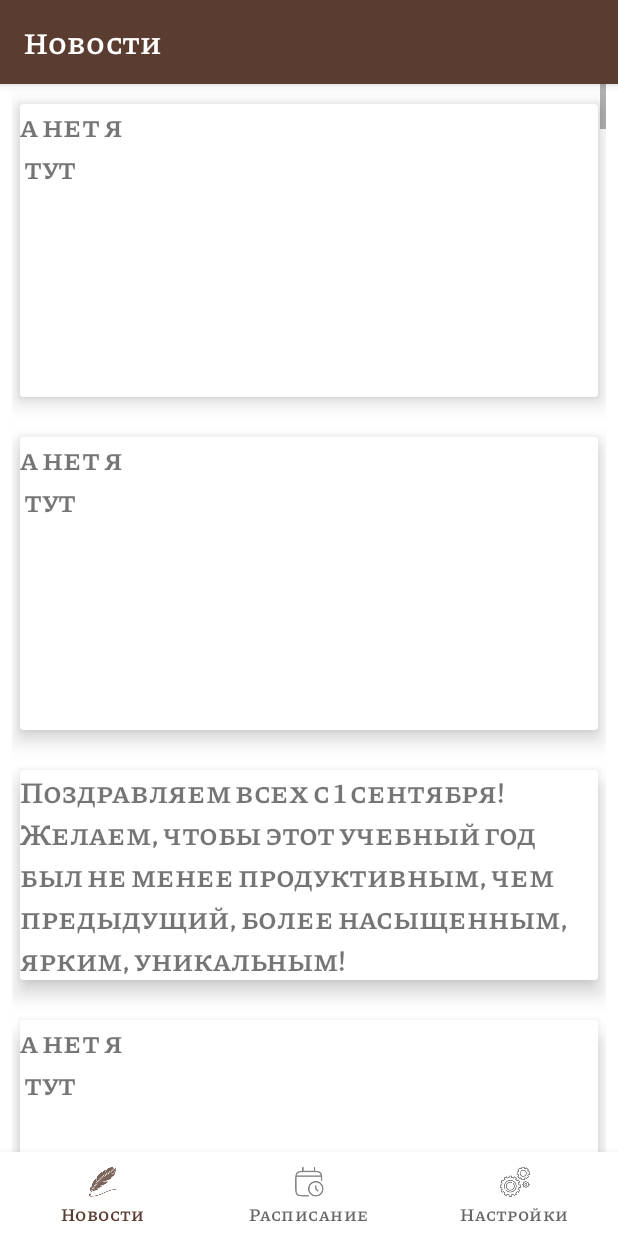
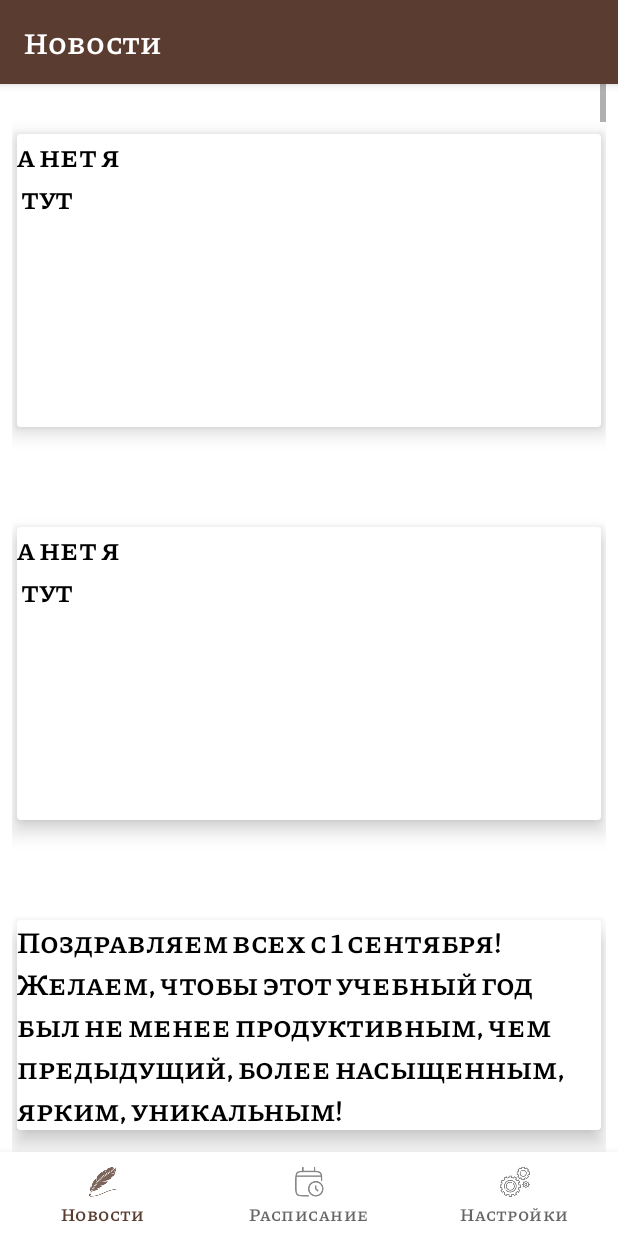
Before and after one commit to MrSmIlEyar/software_for_the_lyceum9_java, an Android app: the HomeFragment screen opened directly, with no data from a screen before it, on a phone screen of 412 x 824 dp. Run offline under Robolectric (Android 15) with nearby library versions, the phone set to English and light mode, and no system bars; our stand-ins replace navigation-ui.

Commit message:
version 0.0.0.1

```diff
--- a/app/src/main/java/com/example/mylyceum/ui/home/HomeFragment.java
+++ b/app/src/main/java/com/example/mylyceum/ui/home/HomeFragment.java
@@ -1,5 +1,6 @@
 package com.example.mylyceum.ui.home;
 
+import android.graphics.Color;
 import android.os.Bundle;
 import android.view.LayoutInflater;
 import android.view.View;
@@ -42,10 +43,11 @@ public class HomeFragment extends Fragment {
             int index = (int) (Math.random() * 2);
             textView.setText(news.get(index));
             textView.setTextSize(20);
+            textView.setTextColor(Color.rgb(0, 0, 0));
             card.addView(textView);
             card.setCardElevation(12);
             LinearLayout.LayoutParams card_news = new LinearLayout.LayoutParams(ViewGroup.LayoutParams.MATCH_PARENT, ViewGroup.LayoutParams.WRAP_CONTENT);
-            card_news.setMargins(8,20,8,20);
+            card_news.setMargins(5,50,5,50);
             linearLayout.addView(card, card_news);
         }
 
```
